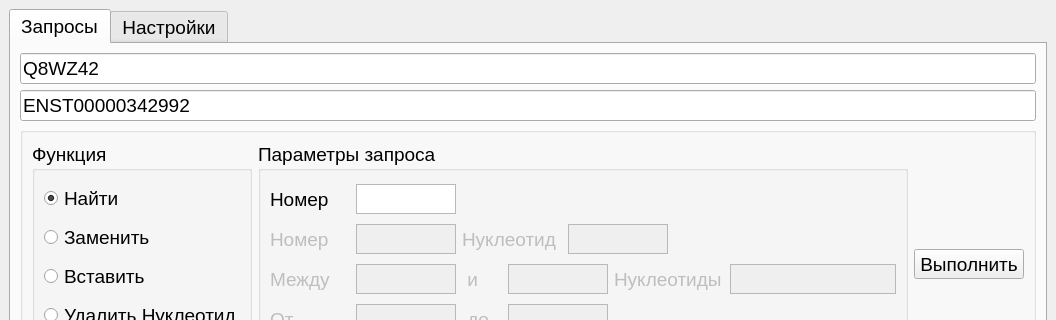
The window that src/mainwindow.ui (RedT0wer/TitinInfo) describes before a commit, drawn with Qt 5; both pictures show x 0 to 1056 and y 0 to 320 of the 1056 by 858 pixel window.
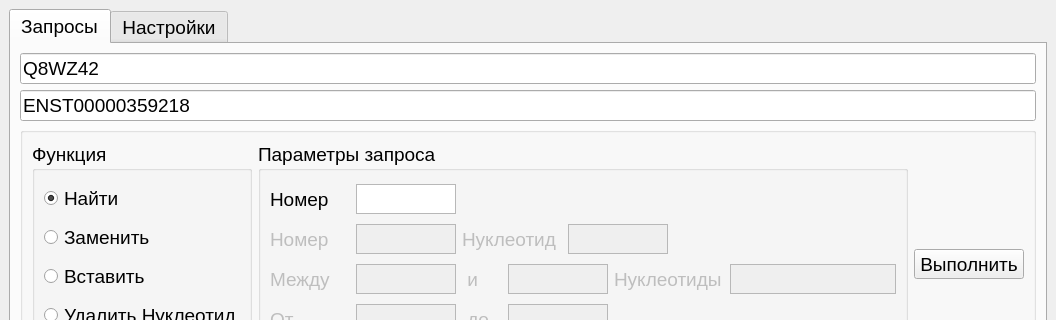
The same window after the commit.

Commit message: create environment for nucleotide if

Patch:
```diff
--- a/src/mainwindow.ui
+++ b/src/mainwindow.ui
@@ -61,7 +61,7 @@
            </size>
           </property>
           <property name="text">
-           <string>ENST00000342992</string>
+           <string>ENST00000359218</string>
           </property>
           <property name="placeholderText">
            <string>ENST00000460472...</string>
```
The commit also changes 1 other file.
